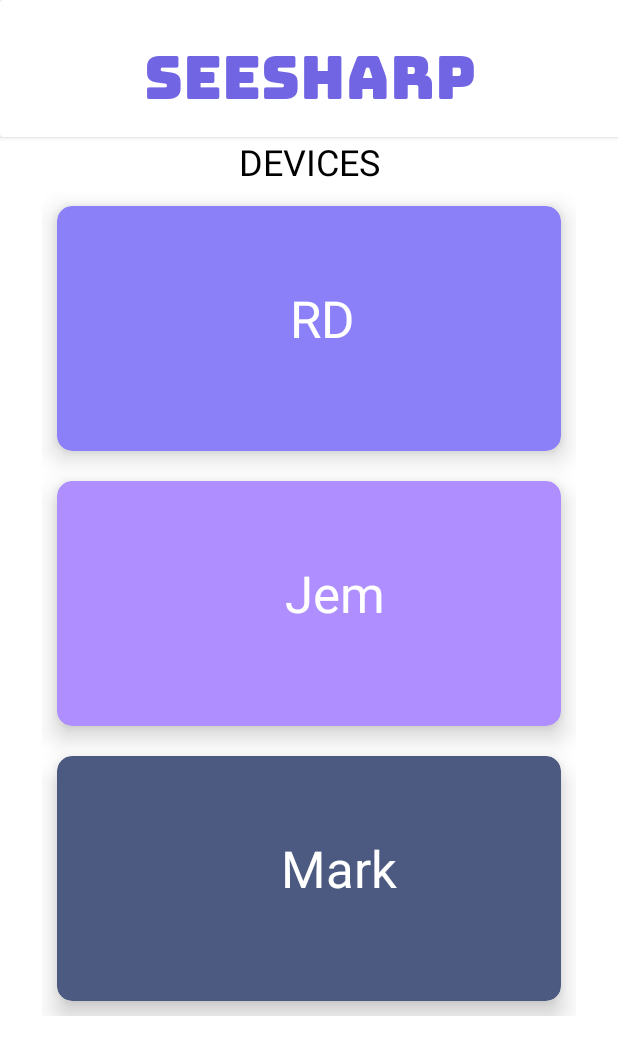
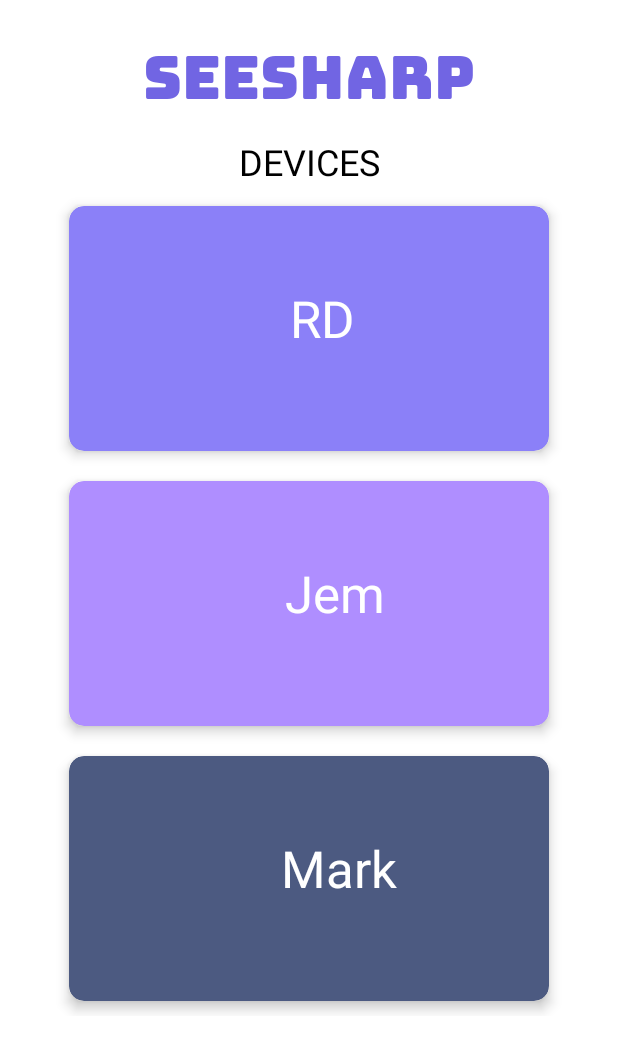
Before and after one commit to markjinayon/seesharp, an Android app: the ParentDashboardActivity screen opened directly, with no data from a screen before it, on a phone screen of 412 x 824 dp. Shown: the top 1055 px of the screen. Run offline under Robolectric (Android 15) with nearby library versions, the light colour scheme and no system bars; Roboto replaces fonts that are not available here.

Commit message:
scrollview ui

```diff
--- a/app/src/main/res/layout/activity_parent_dashboard.xml
+++ b/app/src/main/res/layout/activity_parent_dashboard.xml
@@ -7,19 +7,13 @@
     android:textAlignment="center"
     tools:context=".activities.parent.ParentDashboardActivity">
 
-    <androidx.cardview.widget.CardView
-        android:id="@+id/cardView"
-        android:layout_width="414dp"
-        android:layout_height="91dp"
-        app:layout_constraintEnd_toEndOf="parent"
-        app:layout_constraintStart_toStartOf="parent"
-        app:layout_constraintTop_toTopOf="parent">
-
     <LinearLayout
         android:id="@+id/seesharp"
         android:layout_width="match_parent"
         android:layout_height="wrap_content"
-            android:orientation="vertical">
+        android:orientation="vertical"
+        app:layout_constraintStart_toStartOf="parent"
+        app:layout_constraintTop_toTopOf="parent">
 
         <TextView
             android:id="@+id/textView9"
@@ -34,8 +28,6 @@
 
     </LinearLayout>
 
-    </androidx.cardview.widget.CardView>
-
     <LinearLayout
         android:id="@+id/linearLayout7"
         android:layout_width="407dp"
@@ -43,7 +35,7 @@
         android:orientation="vertical"
         app:layout_constraintEnd_toEndOf="parent"
         app:layout_constraintStart_toStartOf="parent"
-        app:layout_constraintTop_toBottomOf="@+id/cardView">
+        app:layout_constraintTop_toBottomOf="@+id/seesharp">
 
         <TextView
             android:id="@+id/textView8"
@@ -56,25 +48,35 @@
             android:textSize="24sp" />
     </LinearLayout>
 
-    <LinearLayout
-        android:id="@+id/linearLayout6"
-        android:layout_width="356dp"
-        android:layout_height="550dp"
-        android:layout_weight="1"
-        android:orientation="vertical"
+    <ScrollView
+        android:layout_width="408dp"
+        android:layout_height="604dp"
         app:layout_constraintEnd_toEndOf="parent"
         app:layout_constraintStart_toStartOf="parent"
         app:layout_constraintTop_toBottomOf="@+id/linearLayout7">
 
+        <LinearLayout
+            android:layout_width="match_parent"
+            android:layout_height="wrap_content"
+            android:orientation="vertical">
+
+            <LinearLayout
+                android:id="@+id/linearLayout6"
+                android:layout_width="340dp"
+                android:layout_height="550dp"
+                android:layout_gravity="center"
+                android:layout_weight="1"
+                android:orientation="vertical">
+
                 <androidx.cardview.widget.CardView
                     android:id="@+id/testcard1"
                     android:layout_width="match_parent"
-            android:layout_height="123dp"
+                    android:layout_height="110dp"
                     android:layout_margin="10dp"
                     android:layout_weight="1"
                     app:cardBackgroundColor="#8B80F8"
                     app:cardCornerRadius="10dp"
-            app:cardElevation="10dp">
+                    app:cardElevation="5dp">
 
                     <LinearLayout
                         android:id="@+id/linearLayout1"
@@ -113,12 +115,12 @@
                 <androidx.cardview.widget.CardView
                     android:id="@+id/testcard2"
                     android:layout_width="match_parent"
-            android:layout_height="123dp"
+                    android:layout_height="110dp"
                     android:layout_margin="10dp"
                     android:layout_weight="1"
                     app:cardBackgroundColor="#AF8EFF"
                     app:cardCornerRadius="10dp"
-            app:cardElevation="10dp">
+                    app:cardElevation="5dp">
 
                     <LinearLayout
                         android:id="@+id/linearLayout3"
@@ -156,12 +158,12 @@
                 <androidx.cardview.widget.CardView
                     android:id="@+id/testcard3"
                     android:layout_width="match_parent"
-            android:layout_height="123dp"
+                    android:layout_height="110dp"
                     android:layout_margin="10dp"
                     android:layout_weight="1"
                     app:cardBackgroundColor="#4C5A81"
                     app:cardCornerRadius="10dp"
-            app:cardElevation="10dp">
+                    app:cardElevation="5dp">
 
                     <LinearLayout
                         android:id="@+id/linearLayout4"
@@ -195,5 +197,7 @@
                     </LinearLayout>
                 </androidx.cardview.widget.CardView>
             </LinearLayout>
+        </LinearLayout>
+    </ScrollView>
 
 </androidx.constraintlayout.widget.ConstraintLayout>
```
Also changed, not shown: app/src/main/res/layout/activity_child_dashboard.xml (+25 -17 lines). Lines whose indentation alone changed are shown as unchanged.
